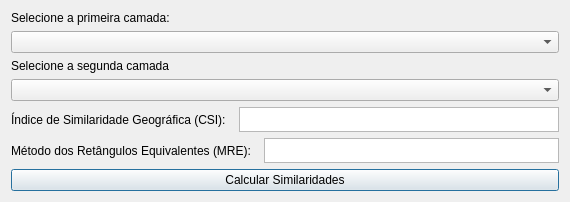
This is spu_similaridade_dialog_base.ui in guilhermehrn/spu-similaridade as Qt 5 draws it before an edit. The edited form follows.
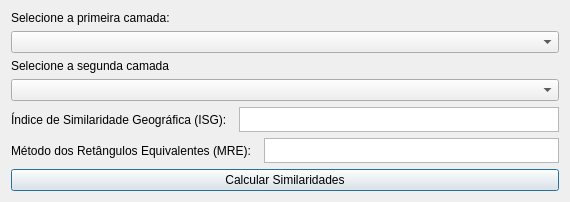
This is the edited form.

Commit message: correção de metadata e de interface

What changed in the file:
```diff
--- a/spu_similaridade_dialog_base.ui
+++ b/spu_similaridade_dialog_base.ui
@@ -43,7 +43,7 @@
      <item>
       <widget class="QLabel" name="label_3">
        <property name="text">
-        <string>Índice de Similaridade Geográfica (CSI):  </string>
+        <string>Índice de Similaridade Geográfica (ISG):  </string>
        </property>
       </widget>
      </item>
```
The commit also changes 1 other file.
